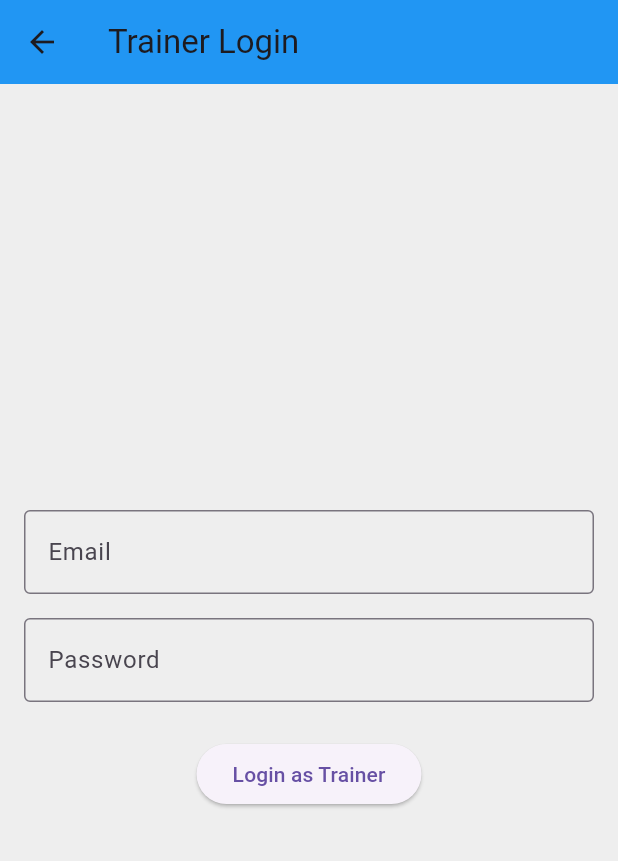
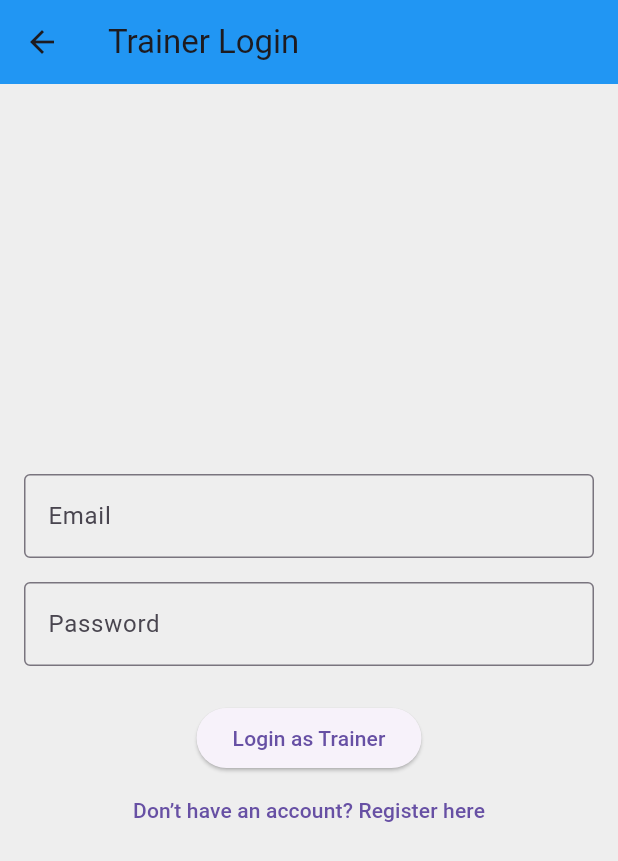
Before and after one commit to shifaaKh28/BodyAndMind, a Flutter app: the TrainerLoginScreen screen opened directly, on a phone screen of 412 x 824 dp. Shown: the top 861 px of the screen. Run offline on Flutter 3.47's test engine with Material 3 defaults, Android fonts, the phone set to English and light mode, and no system bars; our stand-ins replace firebase_auth, firebase_core; accounts and stored records are empty; statements that could not run were skipped.

Commit message:
Update login.dart

```diff
--- a/lib/screens/trainer/login.dart
+++ b/lib/screens/trainer/login.dart
@@ -24,7 +24,6 @@ class _TrainerLoginScreenState extends State<TrainerLoginScreen> {
 
       ScaffoldMessenger.of(context).showSnackBar(
         SnackBar(content: Text('Login Successful!')),
-
       );
 
       // Navigate to Trainer Dashboard
@@ -76,6 +75,13 @@ class _TrainerLoginScreenState extends State<TrainerLoginScreen> {
                   ? CircularProgressIndicator(color: Colors.white)
                   : Text('Login as Trainer'),
             ),
+            TextButton(
+              onPressed: () {
+                Navigator.pushNamed(context,
+                    '/trainerRegister'); // Match the route name exactly
+              },
+              child: Text('Don’t have an account? Register here'),
+            ),
           ],
         ),
       ),
```
